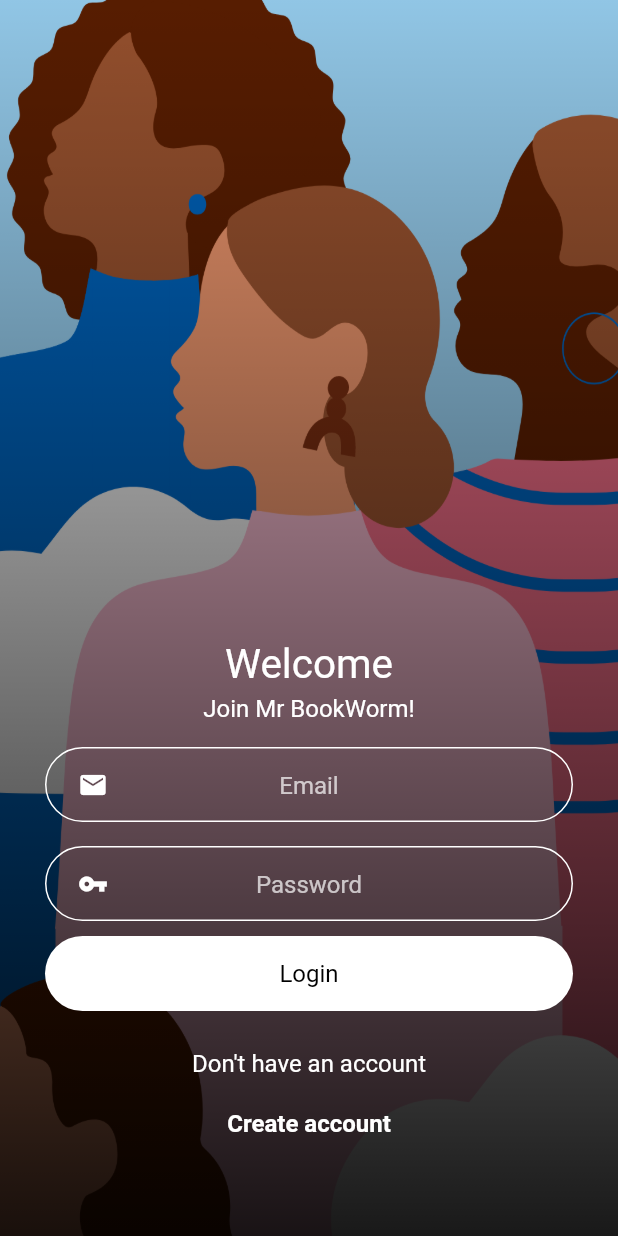
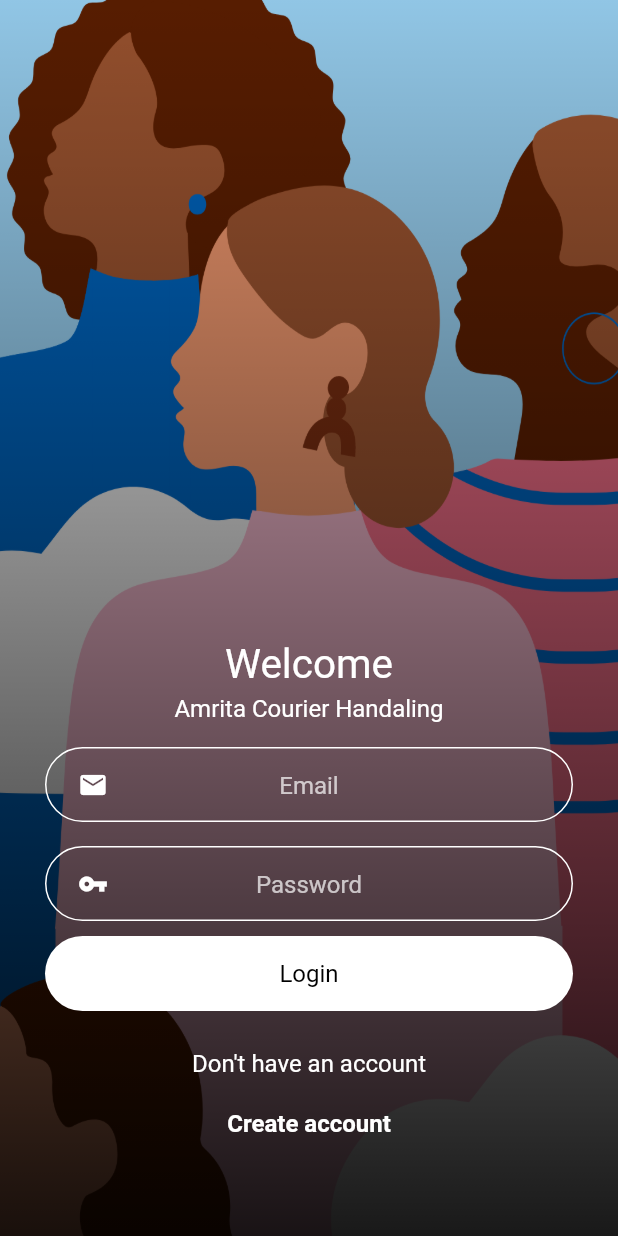
Before and after one commit to rishuriya/Mail_delivery, a Flutter app: the screen it shows after launch, on a phone screen of 412 x 824 dp. Run offline on Flutter 3.47's test engine with Material 2 defaults, Android fonts, the phone set to English and light mode, and no system bars; our stand-ins replace calendar_timeline, cloud_firestore, custom_radio_grouped_button, firebase_auth, firebase_core, firebase_database and 2 more; missing offline and left inert: flutter_email_sender; accounts and stored records are empty.

Commit message:
Minor change in login page

```diff
--- a/lib/Login.dart
+++ b/lib/Login.dart
@@ -64,7 +64,7 @@ class _LoginState extends State<Login> {
                 ),
                 Text(
                   //TODO update this
-                  'Join Mr BookWorm!',
+                  'Amrita Courier Handaling',
                   style: TextStyle(
                     fontSize: 16.0,
                     color: Colors.white,
```
